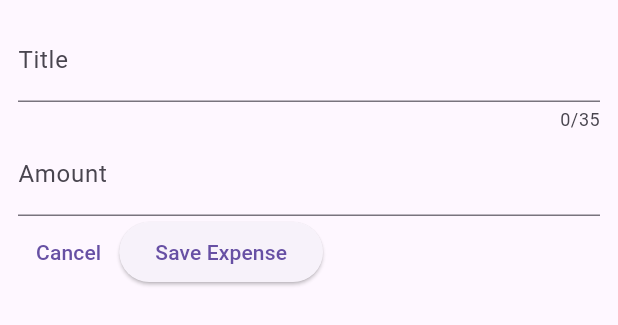
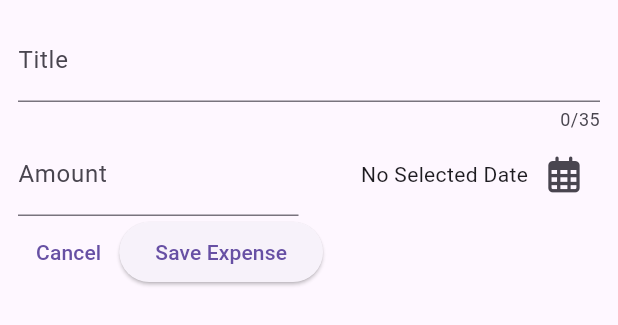
Before and after one commit to CodewithAnn/Expense_Tracker_App, a Flutter app: the NewExpense widget shown alone on an empty page, opened directly, on a phone screen of 412 x 824 dp. Shown: the top 325 px of the screen. Run offline on Flutter 3.47's test engine with Material 3 defaults, Android fonts, the phone set to English and light mode, and no system bars; our stand-ins replace font_awesome_flutter; missing offline and left inert: dart:ffi.

Commit message:
added datePicker

```diff
--- a/lib/widgets/new_expense..dart
+++ b/lib/widgets/new_expense..dart
@@ -1,4 +1,6 @@
+import 'package:expense_tracker/models/expense.dart';
 import 'package:flutter/material.dart';
+import 'package:font_awesome_flutter/font_awesome_flutter.dart';
 
 class NewExpense extends StatefulWidget {
   const NewExpense({super.key});
@@ -10,6 +12,27 @@ class NewExpense extends StatefulWidget {
 class _NewExpenseState extends State<NewExpense> {
   final _textController = TextEditingController();
   final _amountController = TextEditingController();
+  DateTime? _selectedDate;
+
+  // async function for  picks date
+  void _selectDatePicker() async {
+    final now = DateTime.now();
+    final firstDate = DateTime(
+      now.day,
+      now.month,
+      now.year - 1,
+    );
+
+    final pickedDate = await showDatePicker(
+      context: context,
+      initialDate: now,
+      firstDate: firstDate,
+      lastDate: now,
+    );
+    setState(() {
+      _selectedDate = pickedDate;
+    });
+  }
 
   @override
   void dispose() {
@@ -31,12 +54,35 @@ class _NewExpenseState extends State<NewExpense> {
               label: Text("Title"),
             ),
           ),
-          TextField(
-            controller: _amountController,
-            // maxLength: 10,
-            decoration: const InputDecoration(
-              label: Text("Amount"),
-            ),
+          Row(
+            children: [
+              Expanded(
+                child: TextField(
+                  controller: _amountController,
+                  keyboardType: TextInputType.number,
+                  // maxLength: 10,
+                  decoration: const InputDecoration(
+                    label: Text("Amount"),
+                  ),
+                ),
+              ),
+              const SizedBox(
+                width: 14,
+              ),
+              Expanded(
+                child: Row(
+                  mainAxisAlignment: MainAxisAlignment.end,
+                  children: [
+                    Text(_selectedDate == null
+                        ? " No Selected Date"
+                        : formatter.format(_selectedDate!)),
+                    IconButton(
+                        onPressed: _selectDatePicker,
+                        icon: const Icon(FontAwesomeIcons.calendarDays))
+                  ],
+                ),
+              )
+            ],
           ),
           Row(
             children: [
```
